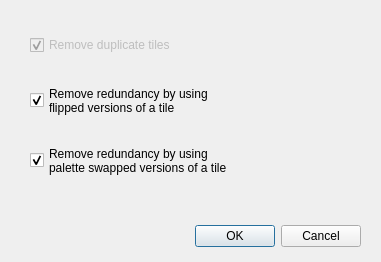
Old version of the form optimizedialog.ui in the repository LoxoSoftware/RetroMap.
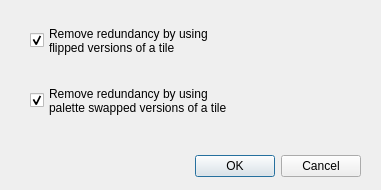
New version of the form. Icons and pictures are not drawn.

Commit message: Removed Tileset::OptimizeDuplicate & adapted the optimize dialog; Tileset: Removed Optimize(), use Optimized() instead

The edit to the form file:
```diff
--- a/optimizedialog.ui
+++ b/optimizedialog.ui
@@ -10,19 +10,19 @@
     <x>0</x>
     <y>0</y>
     <width>381</width>
-    <height>262</height>
+    <height>190</height>
    </rect>
   </property>
   <property name="minimumSize">
    <size>
     <width>381</width>
-    <height>262</height>
+    <height>190</height>
    </size>
   </property>
   <property name="maximumSize">
    <size>
     <width>381</width>
-    <height>262</height>
+    <height>190</height>
    </size>
   </property>
   <property name="windowTitle">
@@ -35,7 +35,7 @@
    <property name="geometry">
     <rect>
      <x>20</x>
-     <y>220</y>
+     <y>150</y>
      <width>341</width>
      <height>32</height>
     </rect>
@@ -53,39 +53,11 @@
     <set>QDialogButtonBox::StandardButton::Cancel|QDialogButtonBox::StandardButton::Ok</set>
    </property>
   </widget>
-  <widget class="QCheckBox" name="chkRmDuplicate">
-   <property name="enabled">
-    <bool>false</bool>
-   </property>
-   <property name="geometry">
-    <rect>
-     <x>30</x>
-     <y>30</y>
-     <width>341</width>
-     <height>30</height>
-    </rect>
-   </property>
-   <property name="text">
-    <string>Remove duplicate tiles</string>
-   </property>
-   <property name="icon">
-    <iconset theme="QIcon::ThemeIcon::EditDelete"/>
-   </property>
-   <property name="iconSize">
-    <size>
-     <width>24</width>
-     <height>24</height>
-    </size>
-   </property>
-   <property name="checked">
-    <bool>true</bool>
-   </property>
-  </widget>
   <widget class="QCheckBox" name="chkRmFlip">
    <property name="geometry">
     <rect>
      <x>30</x>
-     <y>70</y>
+     <y>10</y>
      <width>341</width>
      <height>61</height>
     </rect>
@@ -112,7 +84,7 @@
    <property name="geometry">
     <rect>
      <x>30</x>
-     <y>130</y>
+     <y>70</y>
      <width>341</width>
      <height>61</height>
     </rect>
```
The commit also changes 5 other files.
